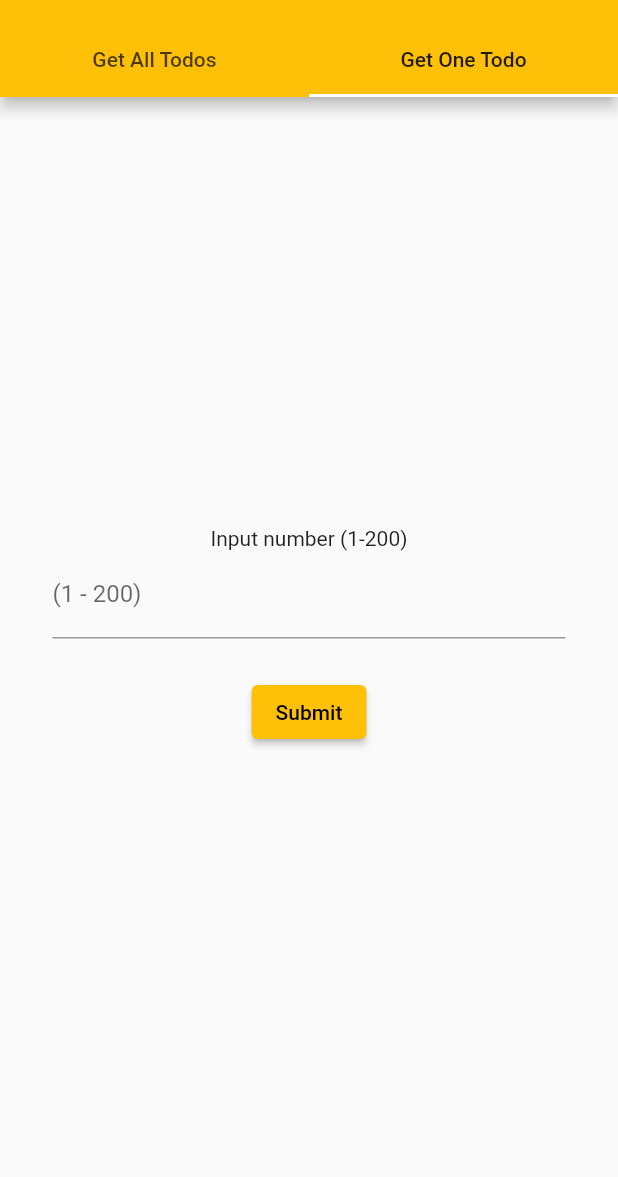
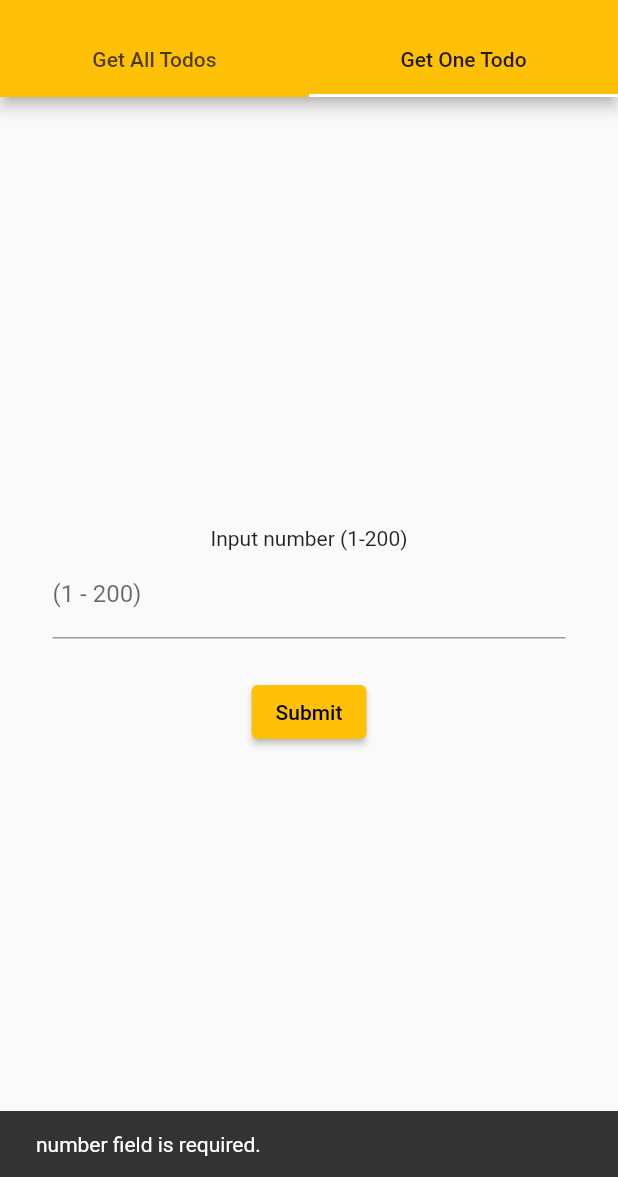
Before and after one commit to Rommel00/alegarbes_SemiFinal, a Flutter app: the screen it shows after launch, tab 2 chosen, after a tap on "Submit", on a phone screen of 412 x 824 dp, the part 59-1236 px from its top. Run offline on Flutter 3.47's test engine with Material 2 defaults, Android fonts, the phone set to English and light mode, and no system bars; network calls fail.

Commit message:
done get one todo

```diff
--- a/lib/get_one_todo.dart
+++ b/lib/get_one_todo.dart
@@ -1,3 +1,4 @@
+import 'package:alegarbes_todo/todo_details.dart';
 import 'package:flutter/material.dart';
 
 class GetOneTodo extends StatefulWidget {
@@ -18,7 +19,6 @@ class _GetOneTodoState extends State<GetOneTodo> {
         children: [
           /*heading text*/
           const Text("Input number (1-200)"),
-
           /*input field*/
           TextField(
             controller: indexController,
@@ -34,7 +34,49 @@ class _GetOneTodoState extends State<GetOneTodo> {
             margin: const EdgeInsets.only(top: 25),
             child: ElevatedButton(
               onPressed: () {
-                print(indexController.text);
+                /*show message if empty*/
+                if (indexController.text.isEmpty) {
+                  ScaffoldMessenger.of(context).hideCurrentSnackBar();
+                  ScaffoldMessenger.of(context).showSnackBar(
+                    const SnackBar(
+                      content: Text("number field is required."),
+                    ),
+                  );
+                } else {
+                  /*check if the input is valid*/
+                  if (double.tryParse(indexController.text) == null) {
+                    ScaffoldMessenger.of(context).hideCurrentSnackBar();
+                    ScaffoldMessenger.of(context).showSnackBar(
+                      const SnackBar(
+                        content: Text("Please enter a valid number"),
+                      ),
+                    );
+                  }
+                  /*if there's no error next page*/
+                  else {
+                    if (double.parse(indexController.text) <= 200) {
+                      ScaffoldMessenger.of(context).hideCurrentSnackBar();
+                      Navigator.push(
+                        context,
+                        MaterialPageRoute(
+                          builder: (context) =>
+                              TodoDetails(number: indexController.text),
+                        ),
+                      );
+                    }
+                    /*if the input value is out of range then show error*/
+                    else {
+                      ScaffoldMessenger.of(context).hideCurrentSnackBar();
+                      ScaffoldMessenger.of(context).showSnackBar(
+                        const SnackBar(
+                          content: Text(
+                            "range 1 - 200 only",
+                          ),
+                        ),
+                      );
+                    }
+                  }
+                }
               },
               child: const Text("Submit"),
             ),
```
Also changed, not shown: lib/todo_details.dart (added, +84 -0 lines).
